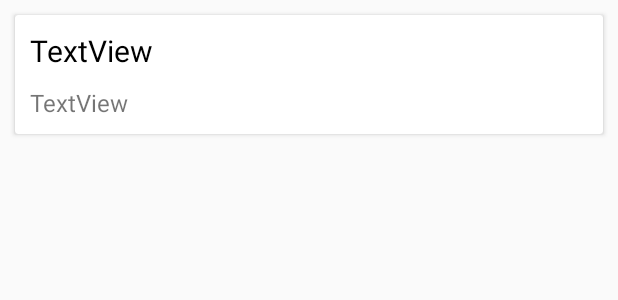
After one commit to Dannyang27/Kino, an Android app: the layout viewholder_review.xml on its own in the app's theme, with its tools: preview values and no code run, on a phone screen of 412 x 824 dp. The commit adds this screen. Shown: the top 300 px of the screen. Run offline under Robolectric (Android 15) with nearby library versions, the phone set to English and light mode, and no system bars.

Commit message:
MovieDetailReview layaout and adapter added

```diff
--- a/app/build.gradle
+++ b/app/build.gradle
@@ -36,4 +36,5 @@ dependencies {
     implementation 'com.android.support:recyclerview-v7:28.0.0'
     implementation 'com.squareup.picasso:picasso:2.5.2'
     implementation 'com.android.support:support-v4:28.0.0'
+    implementation 'com.android.support:cardview-v7:28.0.0'
 }
--- a/app/src/main/java/com/example/ledannyyang/movies/FragmentMovieDetail/MovieDetailCastFragment.kt
+++ b/app/src/main/java/com/example/ledannyyang/movies/FragmentMovieDetail/MovieDetailCastFragment.kt
@@ -39,12 +39,6 @@ class MovieDetailCastFragment : Fragment(){
         }
 
         movieId.let { RetrofitClient.getCredits(movieId!!) }
-        Log.d("APIQUERY", "Llamando a getCredits()")
-
-
-
-
-
 
 
         return view
--- /dev/null
+++ b/app/src/main/res/layout/viewholder_review.xml
@@ -0,0 +1,38 @@
+<?xml version="1.0" encoding="utf-8"?>
+<LinearLayout
+    xmlns:android="http://schemas.android.com/apk/res/android"
+    android:layout_width="match_parent"
+    android:layout_height="wrap_content"
+    android:orientation="vertical">
+
+    <android.support.v7.widget.CardView
+        android:layout_width="match_parent"
+        android:layout_height="wrap_content"
+        android:layout_margin="10dp">
+
+        <LinearLayout
+            android:layout_width="match_parent"
+            android:layout_height="wrap_content"
+            android:orientation="vertical"
+            android:padding="10dp">
+
+            <TextView
+                android:id="@+id/movie_review_author"
+                android:layout_width="match_parent"
+                android:layout_height="wrap_content"
+                android:text="TextView"
+                android:paddingBottom="10dp"
+                android:textSize="@dimen/font_size_large"
+                android:textColor="@color/black"/>
+
+            <TextView
+                android:id="@+id/movie_review_content"
+                android:layout_width="match_parent"
+                android:layout_height="wrap_content"
+                android:text="TextView"
+                android:textSize="@dimen/font_size_medium"/>
+        </LinearLayout>
+    </android.support.v7.widget.CardView>
+
+
+</LinearLayout>
```
Also changed, not shown: app/src/main/java/com/example/ledannyyang/movies/FragmentMovieDetail/MovieDetailReviewFragment.kt (+27 -2 lines), app/src/main/java/com/example/ledannyyang/movies/RecyclerView/MovieDetail/ReviewAdapter.kt (added, +26 -0 lines), app/src/main/java/com/example/ledannyyang/movies/RecyclerView/ReviewViewHolder.kt (added, +11 -0 lines), app/src/main/java/com/example/ledannyyang/movies/Retrofit/RetrofitClient.kt (+6 -8 lines), app/src/main/res/layout/viewholder_cast.xml (+8 -9 lines).
